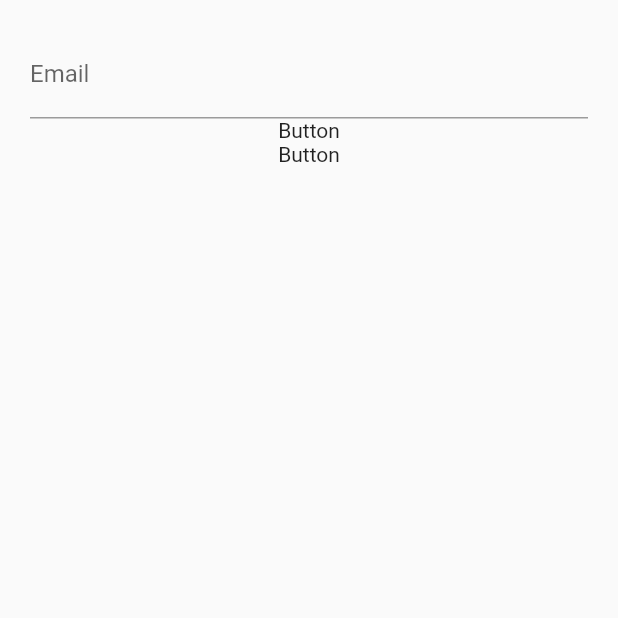
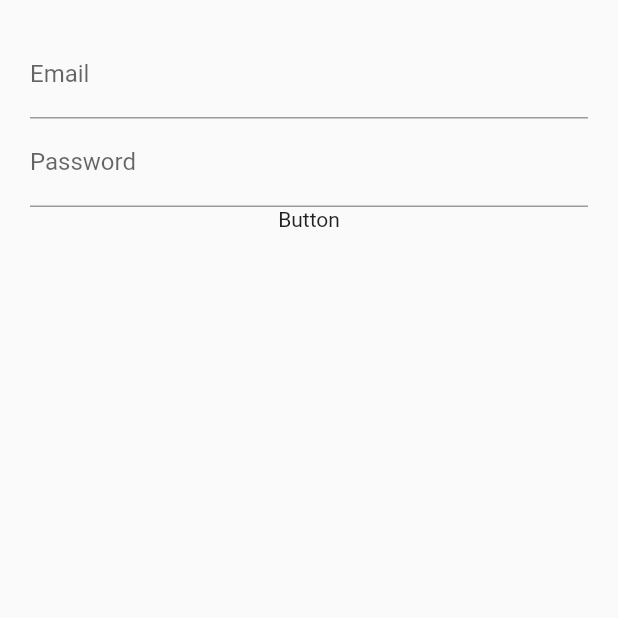
Before and after one commit to karankumarshreds/FlutterForms, a Flutter app: the screen it shows after launch, on a phone screen of 412 x 824 dp, the top half of it. Run offline on Flutter 3.47's test engine with Material 2 defaults, Android fonts, the phone set to English and light mode, and no system bars.

Commit message:
add password widget

```diff
--- a/lib/src/screens/login_screen.dart
+++ b/lib/src/screens/login_screen.dart
@@ -12,11 +12,7 @@ class LoginScreenState extends State<LoginScreen> {
       margin: EdgeInsets.all(20.0),
       child: Form(
         child: Column(
-          children: <Widget>[
-            emailField(),
-            passwordField(),
-            submitButton()
-          ],
+          children: <Widget>[emailField(), passwordField(), submitButton()],
         ),
       ),
     );
@@ -39,6 +35,13 @@ class LoginScreenState extends State<LoginScreen> {
   }
 
   Widget passwordField() {
-    return Text('Button');
+    return TextFormField(
+      // to show the security dots instead of the plain text on the input field
+      obscureText: true,
+      decoration: const InputDecoration(
+        labelText: 'Password',
+      ),
+
+    );
   }
 }
```
